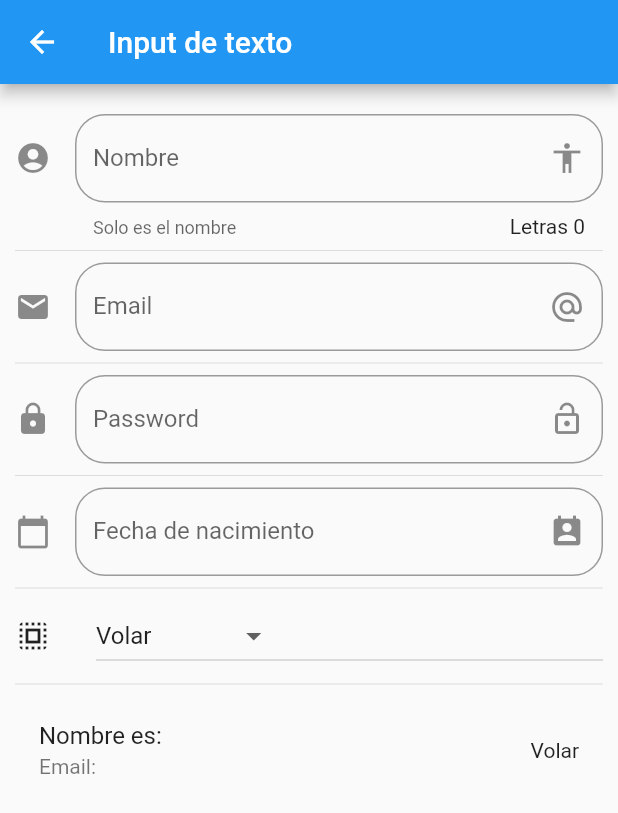
After one commit to AMauricio1998/curso_flutter, a Flutter app: the InputPage screen opened by its route, on a phone screen of 412 x 824 dp. The commit adds this screen. Shown: the top 813 px of the screen. Run offline on Flutter 3.47's test engine with Material 2 defaults, Android fonts, the phone set to English and light mode, and no system bars.

Commit message:
fin componentes

```diff
--- a/data/menu_opts.json
+++ b/data/menu_opts.json
@@ -15,6 +15,26 @@
             "ruta" : "card",
             "icon" : "folder_open",
             "texto": "Cards - Tarjetas"
+        },
+        {
+            "ruta" : "animatedContainer",
+            "icon" : "donut_large",
+            "texto": "Animated Container"
+        },
+        {
+            "ruta" : "inputs",
+            "icon" : "input",
+            "texto": "Inputs"
+        },
+        {
+            "ruta" : "slider",
+            "icon" : "tune",
+            "texto": "Slider - checks"
+        },
+        {
+            "ruta" : "list",
+            "icon" : "list",
+            "texto": "Listas y Scroll"
         }
     ]
 }
--- /dev/null
+++ b/lib/src/pages/input_page.dart
@@ -0,0 +1,212 @@
+import 'package:flutter/material.dart';
+
+class InputPage extends StatefulWidget {
+  @override
+  _InputPageState createState() => _InputPageState();
+}
+
+class _InputPageState extends State<InputPage> {
+
+  String _nombre = '';
+  String _email = '';
+  String _fecha = '';
+
+  String _opcionSeleccionada = 'Volar';
+
+  List<String> _poderes = ['Volar', 'Rayos X', 'Super aliento', 'Super fuerza'];
+
+  TextEditingController _inputFieldDateController = new TextEditingController();
+
+  @override
+  Widget build(BuildContext context) {
+    return Scaffold(
+      appBar: AppBar(
+        title: Text('Input de texto'),
+
+      ),
+      body: ListView(
+        padding: EdgeInsets.symmetric(horizontal: 10.0, vertical: 20.0),
+        children: <Widget>[
+          _crearInput(),
+          Divider(),
+          _crearEmail(),
+          Divider(),
+          _crearPassword(),
+          Divider(),
+           _crearFecha(context),
+          Divider(),
+          _crearDropdown(),
+          Divider(),
+          _crearPersona(),
+        ],
+        ),
+    );
+  }
+
+ Widget _crearInput() {
+   return TextField(
+
+     //autofocus: true,
+     textCapitalization: TextCapitalization.sentences,
+     decoration: InputDecoration(
+       border: OutlineInputBorder(
+         borderRadius: BorderRadius.circular(20.0)
+       ),
+       counter: Text('Letras ${ _nombre.length }'),
+       hintText: 'Nombre de la persona',
+       labelText: 'Nombre',
+       helperText: 'Solo es el nombre',
+       suffixIcon: Icon( Icons.accessibility ),
+       icon: Icon (Icons.account_circle),
+
+     ),
+
+  onChanged: (valor){
+    setState(() {
+    _nombre = valor;
+    });
+  },
+
+   );
+ }
+
+
+
+
+
+Widget _crearEmail() {
+  return TextField(
+      keyboardType: TextInputType.emailAddress,
+     decoration: InputDecoration(
+       border: OutlineInputBorder(
+         borderRadius: BorderRadius.circular(20.0)
+       ),
+       hintText: 'Email',
+       labelText: 'Email',
+       suffixIcon: Icon( Icons.alternate_email ),
+       icon: Icon (Icons.email),
+
+     ),
+
+  onChanged: (valor) => setState(() {
+    _email = valor;
+    })
+
+   );
+}
+
+
+Widget _crearPassword(){
+   return TextField(
+     obscureText: true,
+     decoration: InputDecoration(
+       border: OutlineInputBorder(
+         borderRadius: BorderRadius.circular(20.0)
+       ),
+       hintText: 'Password',
+       labelText: 'Password',
+       suffixIcon: Icon( Icons.lock_open ),
+       icon: Icon (Icons.lock),
+
+     ),
+
+  onChanged: (valor) => setState(() {
+    _email = valor;
+    })
+
+   );
+}
+
+Widget _crearFecha( BuildContext context) {
+  return TextField(
+    enableInteractiveSelection: false,
+    controller: _inputFieldDateController,
+     decoration: InputDecoration(
+       border: OutlineInputBorder(
+         borderRadius: BorderRadius.circular(20.0)
+       ),
+       hintText: 'Fecha de nacimiento',
+       labelText: 'Fecha de nacimiento',
+       suffixIcon: Icon( Icons.perm_contact_calendar ),
+       icon: Icon (Icons.calendar_today),
+
+     ),
+
+    onTap: (){
+      FocusScope.of(context).requestFocus(new FocusNode());
+      _selectDate( context );
+
+    },
+
+   );
+}
+
+_selectDate(BuildContext context) async{
+
+  DateTime picked = await showDatePicker(
+    context: context,
+    initialDate: new DateTime.now(),
+    firstDate: new DateTime(2020),
+    lastDate: new DateTime(2025),
+    locale: Locale('es', 'ES')
+
+    );
+
+  if(picked != null){
+    setState(() {
+      _fecha = picked.toString();
+      _inputFieldDateController.text = _fecha;
+    });
+  }
+
+}
+
+List <DropdownMenuItem<String>> getOpcionesDropdown(){
+
+  List<DropdownMenuItem<String>> lista = new List();
+
+  _poderes.forEach((poder) {
+    lista.add( DropdownMenuItem(
+      child: Text(poder),
+      value: poder,
+    ));
+  });
+
+  return lista;
+
+}
+
+Widget _crearDropdown(){
+
+  return Row(
+    children: <Widget>[
+      Icon(Icons.select_all),
+      SizedBox(width: 30.0),
+ Expanded(
+    child: DropdownButton(
+      value: _opcionSeleccionada,
+      items: getOpcionesDropdown(),
+      onChanged: (opt){
+       // print(opt);
+        setState(() {
+          _opcionSeleccionada = opt;
+        });
+        },
+       ),
+ )
+    ],
+  );
+
+
+
+}
+
+ Widget _crearPersona(){
+
+   return ListTile(
+     title: Text('Nombre es: $_nombre'),
+     subtitle: Text('Email: $_email'),
+     trailing: Text(_opcionSeleccionada),
+   );
+ }
+}
--- a/lib/src/utils/icono_string_util.dart
+++ b/lib/src/utils/icono_string_util.dart
@@ -5,6 +5,10 @@ final _icons = <String, IconData>{
   'add_alert'       : Icons.add_alarm,
   'accessibility'   : Icons.accessibility,
   'folder_open'     : Icons.folder_open,
+  'donut_large'     : Icons.donut_large,
+  'input'           : Icons.input,
+  'list'            : Icons.list,
+  'tune'            : Icons.tune,
 
 };
 
--- a/pubspec.yaml
+++ b/pubspec.yaml
@@ -22,6 +22,9 @@ environment:
 
 dependencies:
   flutter:
+    sdk: flutter
+
+  flutter_localizations:
     sdk: flutter
 
 
```
Also changed, not shown: lib/main.dart (+15 -0 lines), lib/src/pages/animated_container.dart (added, +65 -0 lines), lib/src/pages/listview_page.dart (added, +152 -0 lines), lib/src/pages/slider_page.dart (added, +113 -0 lines), lib/src/routes/routes.dart (+12 -0 lines), pubspec.lock.
